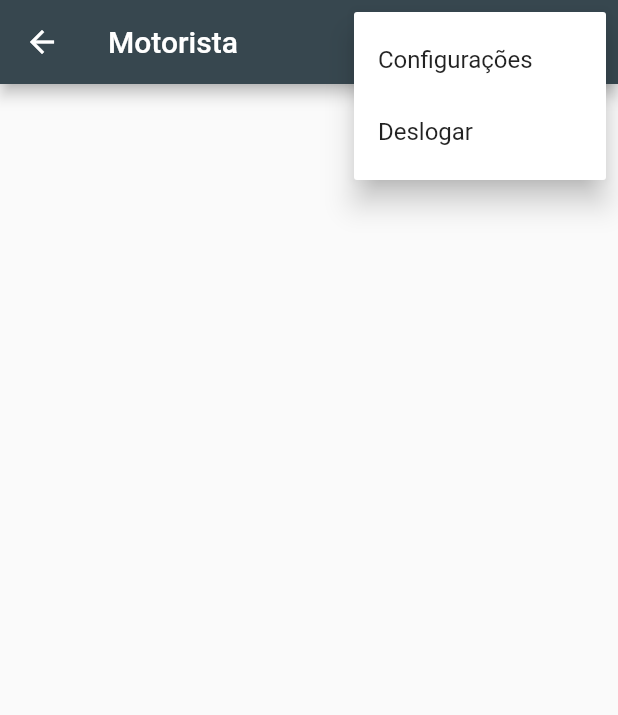
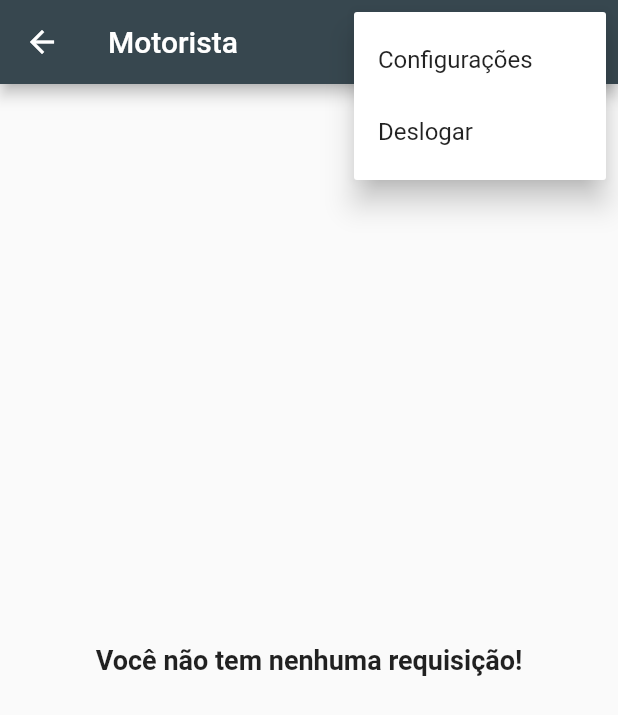
Before and after one commit to RubenManuel24/Uber, a Flutter app: the Motorista screen opened by its route, after a tap on the "more vert" icon, on a phone screen of 412 x 824 dp. Shown: the top 715 px of the screen. Run offline on Flutter 3.47's test engine with Material 2 defaults, Android fonts, the phone set to English and light mode, and no system bars; our stand-ins replace cloud_firestore, firebase_auth, firebase_core, geocoding, geolocator, google_maps_flutter; accounts and stored records are empty.

Commit message:
Listando requisicoes para o motorista

```diff
--- a/lib/tela/motorista.dart
+++ b/lib/tela/motorista.dart
@@ -1,5 +1,9 @@
+import 'dart:async';
+
+import 'package:cloud_firestore/cloud_firestore.dart';
 import 'package:flutter/material.dart';
 import 'package:firebase_auth/firebase_auth.dart';
+import 'package:uber/Util/status_requisicao.dart';
 import 'package:uber/rotas.dart';
 
 class Motorista extends StatefulWidget {
@@ -10,6 +14,15 @@ class Motorista extends StatefulWidget {
 }
 
 class _MotoristaState extends State<Motorista> {
+
+final _controllerStream = StreamController<QuerySnapshot>.broadcast();
+FirebaseFirestore db = FirebaseFirestore.instance;
+var pressCirular = Center(
+  child: CircularProgressIndicator(
+    color:Color(0xff1ebbd8),
+    backgroundColor: Colors.white,
+  ),
+);
 
 List<String> listaItem = [
     "Configurações",
@@ -35,6 +48,23 @@ List<String> listaItem = [
     }
   }
 
+  Stream<QuerySnapshot>? _adicionarListernerRequisicoesMotorista() {
+
+     final stream = db.collection("requisicoes")
+          .where("status", isEqualTo: StatusRequisicao.AGUARDANDO)
+          .snapshots();
+
+     stream.listen((dados) {
+         _controllerStream.add(dados);
+      });
+  }
+
+  @override
+  void initState() {
+    super.initState();
+    _adicionarListernerRequisicoesMotorista();
+  }
+
   @override
   Widget build(BuildContext context) {
     return Scaffold(
@@ -53,7 +83,67 @@ List<String> listaItem = [
             })
         ],
       ),
-      body: Container(),
+      body:StreamBuilder<QuerySnapshot>(
+        stream: _controllerStream.stream,
+        builder: (context, snapshot){
+          switch(snapshot.connectionState){
+            case ConnectionState.none:
+            case ConnectionState.waiting:
+              return pressCirular;
+            case ConnectionState.active:
+            case ConnectionState.done:
+             if(snapshot.hasError){
+              return Center(
+                child: Text("Erro ao carregar requisições!"),
+              );
+             }
+             else{
+                QuerySnapshot querySnapshot = snapshot.requireData;
+               if(querySnapshot.docs.length == 0){
+                 return Center(
+                   child: Text(
+                     "Você não tem nenhuma requisição!",
+                     style: TextStyle(
+                      fontSize: 18,
+                      fontWeight: FontWeight.bold
+                    ),
+                  ),
+                );
+               }
+               else{
+                 return ListView.separated(
+                   itemCount: querySnapshot.docs.length,
+                   separatorBuilder: (context, int){
+                    return Divider(
+                        color: Colors.grey,
+                        height: 10,
+                    );
+                  },
+                  itemBuilder: (context, index){
+
+                    List<DocumentSnapshot> querisicoes = querySnapshot.docs.toList();
+                    DocumentSnapshot dados = querisicoes[index];
+
+                      String nomePassageiro = dados["passageiro"]["nome"];
+                      String cidade = dados["destino"]["cidade"];
+                      String bairro = dados["destino"]["bairro"];
+                      //String rua = dados["destino"]["rua"];
+                      //String numero = dados["destino"]["numero"];
+
+                    return ListTile(
+                      title: Text("Passagerio: $nomePassageiro"),
+                      subtitle: Text("Cidade: $cidade, Bairro: $bairro"),
+                    );
+
+                  },
+                  );
+               }
+             }
+
+          }
+
+        },
+        )
     );
   }
 }
```
